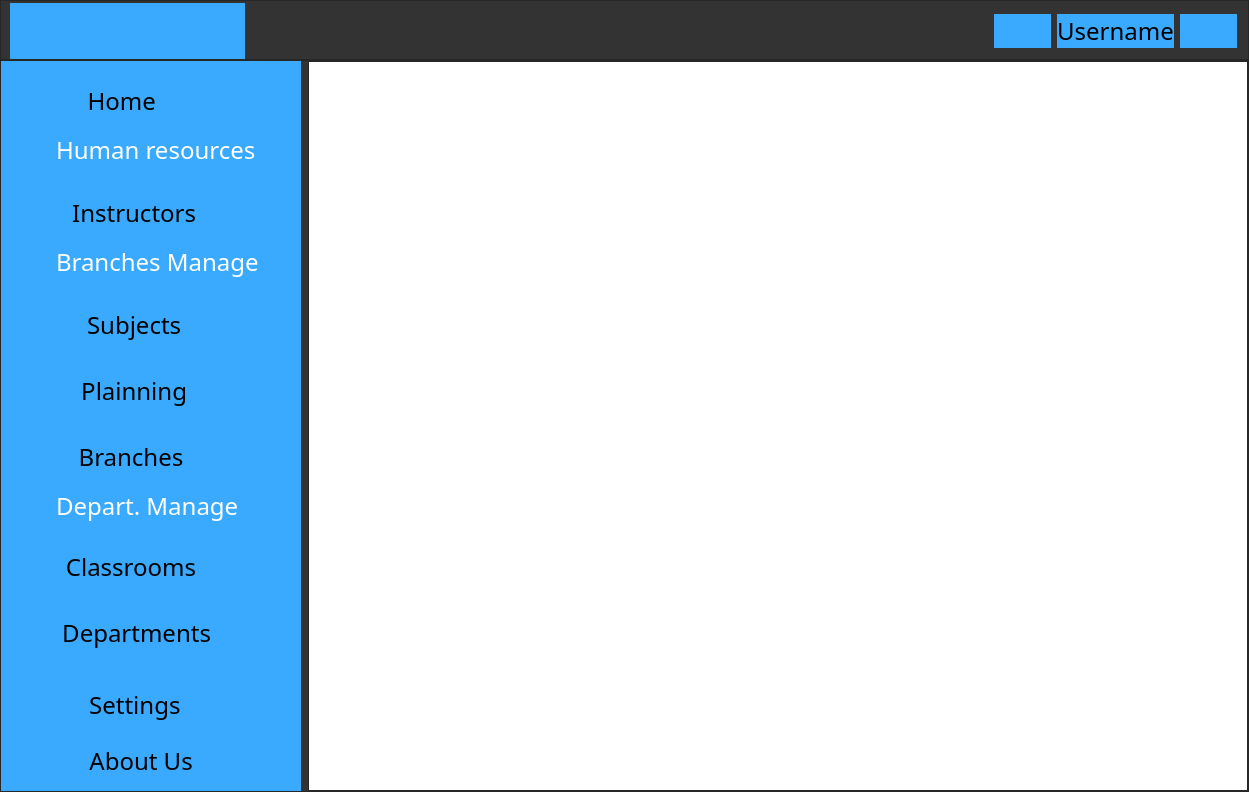
Qt form mainwindow.ui (boudenjal-mohcine/GST-SCOLARITE) before a commit.
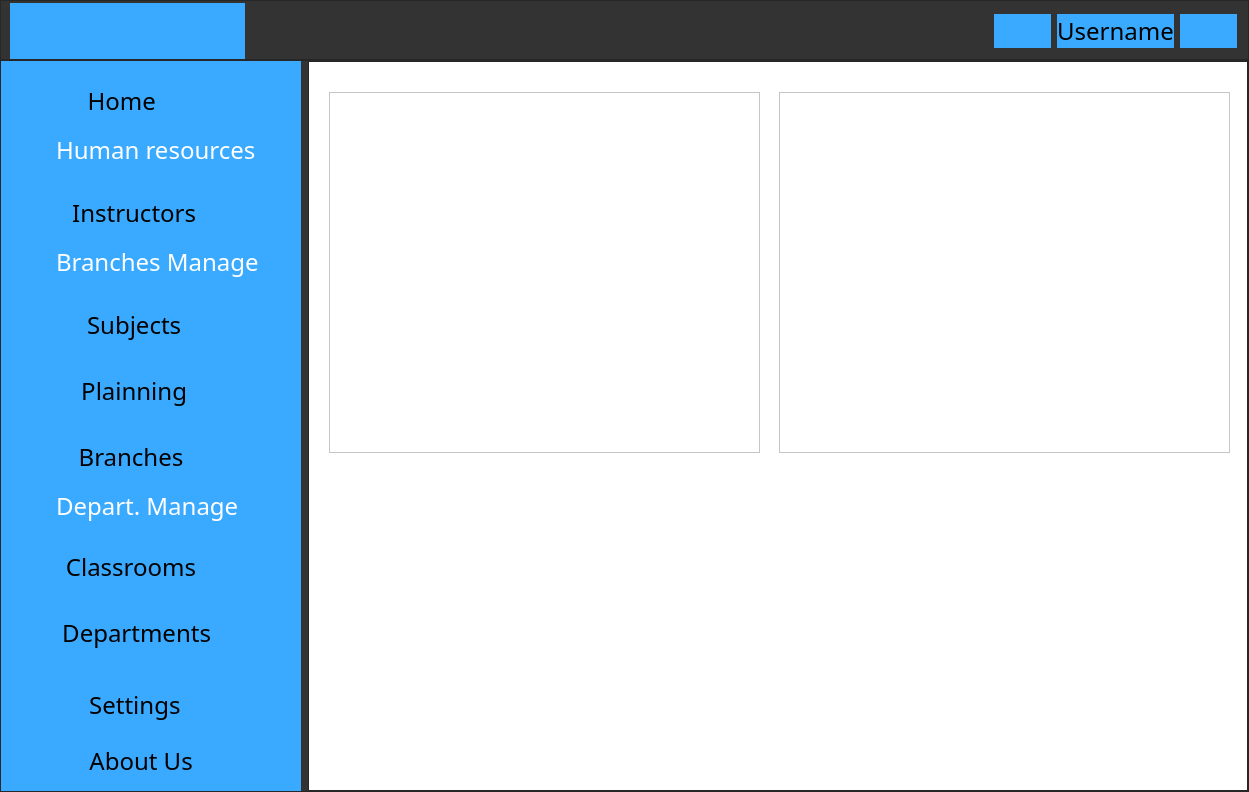
The same form after that commit. The open tabs and pages were chosen to show the change. Icons and pictures are not drawn.

```diff
--- a/mainwindow.ui
+++ b/mainwindow.ui
@@ -872,7 +872,40 @@
             <property name="currentIndex">
              <number>2</number>
             </property>
-            <widget class="QWidget" name="homePage"/>
+            <widget class="QWidget" name="homePage">
+             <widget class="QFrame" name="frame_5">
+              <property name="geometry">
+               <rect>
+                <x>20</x>
+                <y>30</y>
+                <width>431</width>
+                <height>361</height>
+               </rect>
+              </property>
+              <property name="frameShape">
+               <enum>QFrame::StyledPanel</enum>
+              </property>
+              <property name="frameShadow">
+               <enum>QFrame::Raised</enum>
+              </property>
+             </widget>
+             <widget class="QFrame" name="frame_6">
+              <property name="geometry">
+               <rect>
+                <x>470</x>
+                <y>30</y>
+                <width>451</width>
+                <height>361</height>
+               </rect>
+              </property>
+              <property name="frameShape">
+               <enum>QFrame::StyledPanel</enum>
+              </property>
+              <property name="frameShadow">
+               <enum>QFrame::Raised</enum>
+              </property>
+             </widget>
+            </widget>
             <widget class="QWidget" name="studentPage">
              <widget class="QGroupBox" name="groupBox_13">
               <property name="geometry">
```
Left out of the diff: 2 changed lines with no effect on the pictures.
